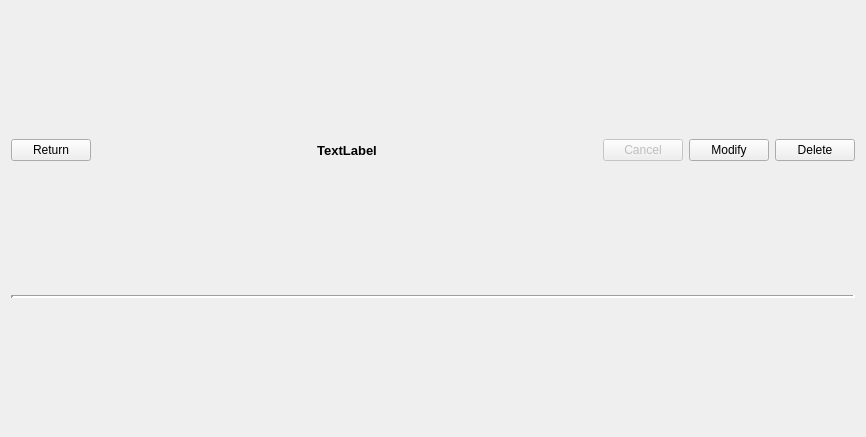
arnaudframmery/catalog, file UI/qt_ui/detail_frame.ui: the form before one commit.
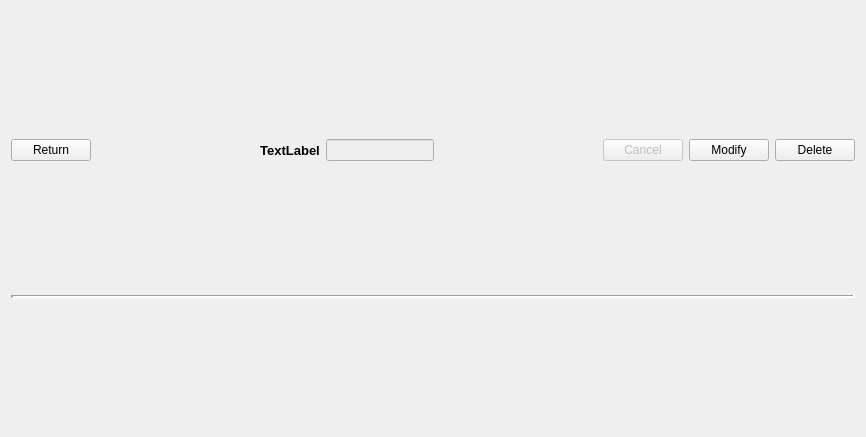
The form after the commit.

```diff
--- a/UI/qt_ui/detail_frame.ui
+++ b/UI/qt_ui/detail_frame.ui
@@ -47,8 +47,24 @@
        </property>
       </widget>
      </item>
+     <item>
+      <spacer name="horizontalSpacer">
+       <property name="orientation">
+        <enum>Qt::Horizontal</enum>
+       </property>
+       <property name="sizeHint" stdset="0">
+        <size>
+         <width>40</width>
+         <height>20</height>
+        </size>
+       </property>
+      </spacer>
+     </item>
      <item>
       <widget class="QLabel" name="label">
+       <property name="enabled">
+        <bool>true</bool>
+       </property>
        <property name="sizePolicy">
         <sizepolicy hsizetype="Minimum" vsizetype="Minimum">
          <horstretch>0</horstretch>
@@ -70,6 +86,35 @@
        </property>
       </widget>
      </item>
+     <item>
+      <widget class="QLineEdit" name="line_edit_label">
+       <property name="enabled">
+        <bool>false</bool>
+       </property>
+       <property name="sizePolicy">
+        <sizepolicy hsizetype="Fixed" vsizetype="Fixed">
+         <horstretch>0</horstretch>
+         <verstretch>0</verstretch>
+        </sizepolicy>
+       </property>
+       <property name="alignment">
+        <set>Qt::AlignCenter</set>
+       </property>
+      </widget>
+     </item>
+     <item>
+      <spacer name="horizontalSpacer_2">
+       <property name="orientation">
+        <enum>Qt::Horizontal</enum>
+       </property>
+       <property name="sizeHint" stdset="0">
+        <size>
+         <width>40</width>
+         <height>20</height>
+        </size>
+       </property>
+      </spacer>
+     </item>
      <item>
       <widget class="QPushButton" name="cancel_button">
        <property name="enabled">
```
